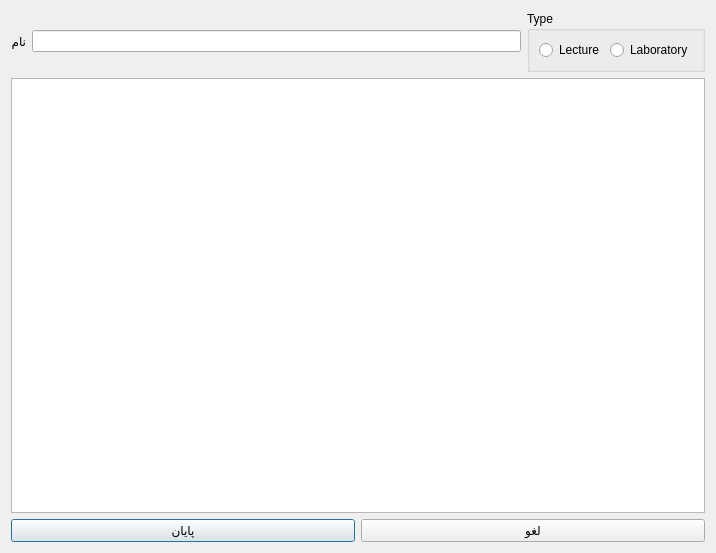
Qt form qt_ui/room.ui (NeuralInsight/UniversityAutoClassScheduler) before a commit.
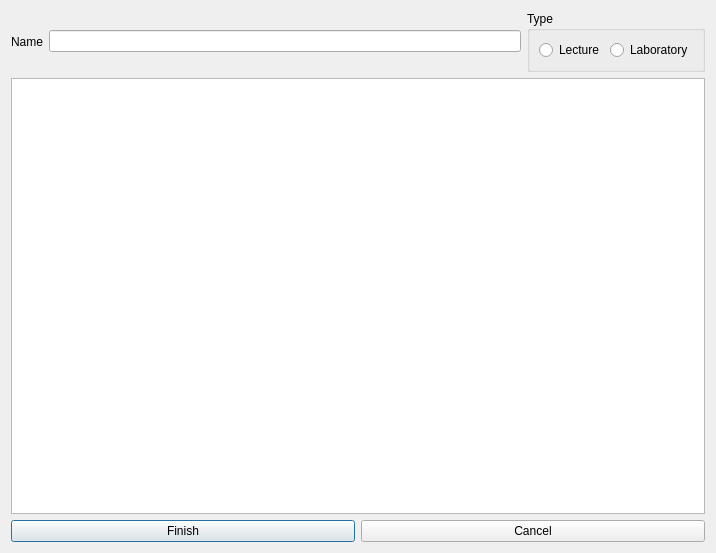
The same form after that commit.

```diff
--- a/qt_ui/room.ui
+++ b/qt_ui/room.ui
@@ -34,7 +34,7 @@
      <item row="0" column="0">
       <widget class="QLabel" name="lblName">
        <property name="text">
-        <string>نام</string>
+        <string>Name</string>
        </property>
       </widget>
      </item>
@@ -74,14 +74,14 @@
      <item>
       <widget class="QPushButton" name="btnFinish">
        <property name="text">
-        <string>پایان</string>
+        <string>Finish</string>
        </property>
       </widget>
      </item>
      <item>
       <widget class="QPushButton" name="btnCancel">
        <property name="text">
-        <string>لغو</string>
+        <string>Cancel</string>
        </property>
       </widget>
      </item>
```
Left out of the diff: 2 changed lines with no effect on the pictures.
